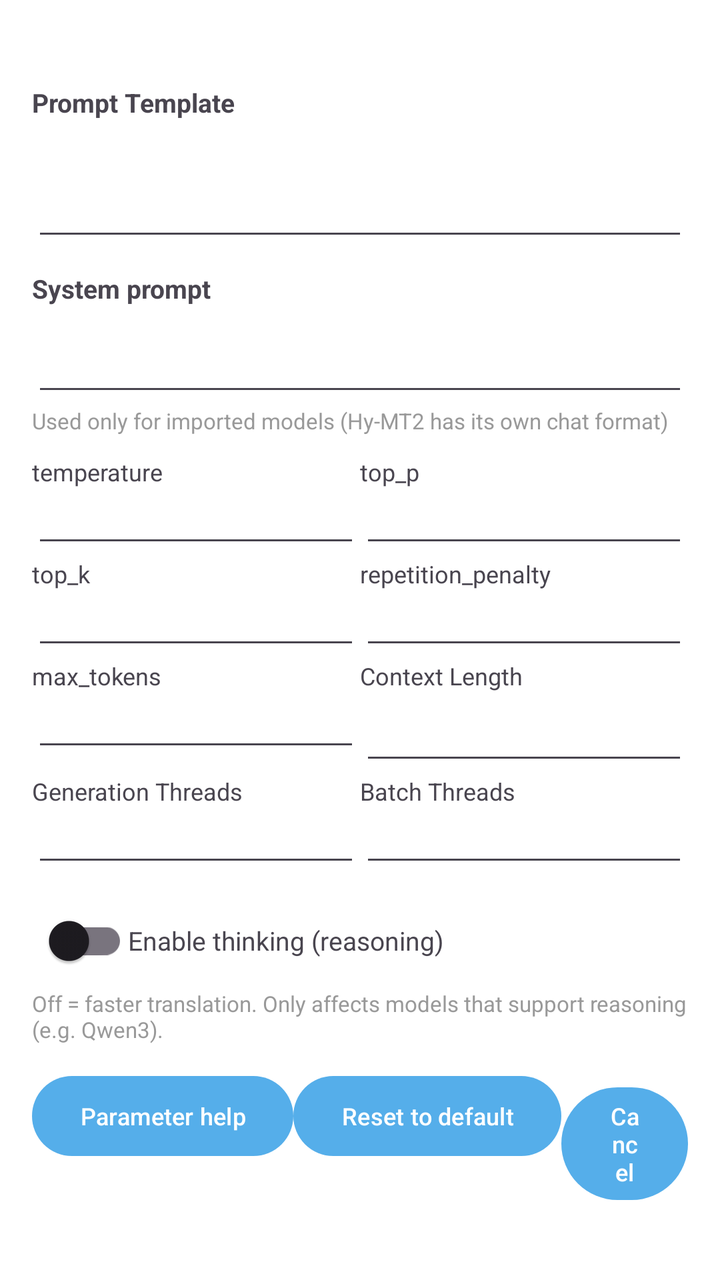
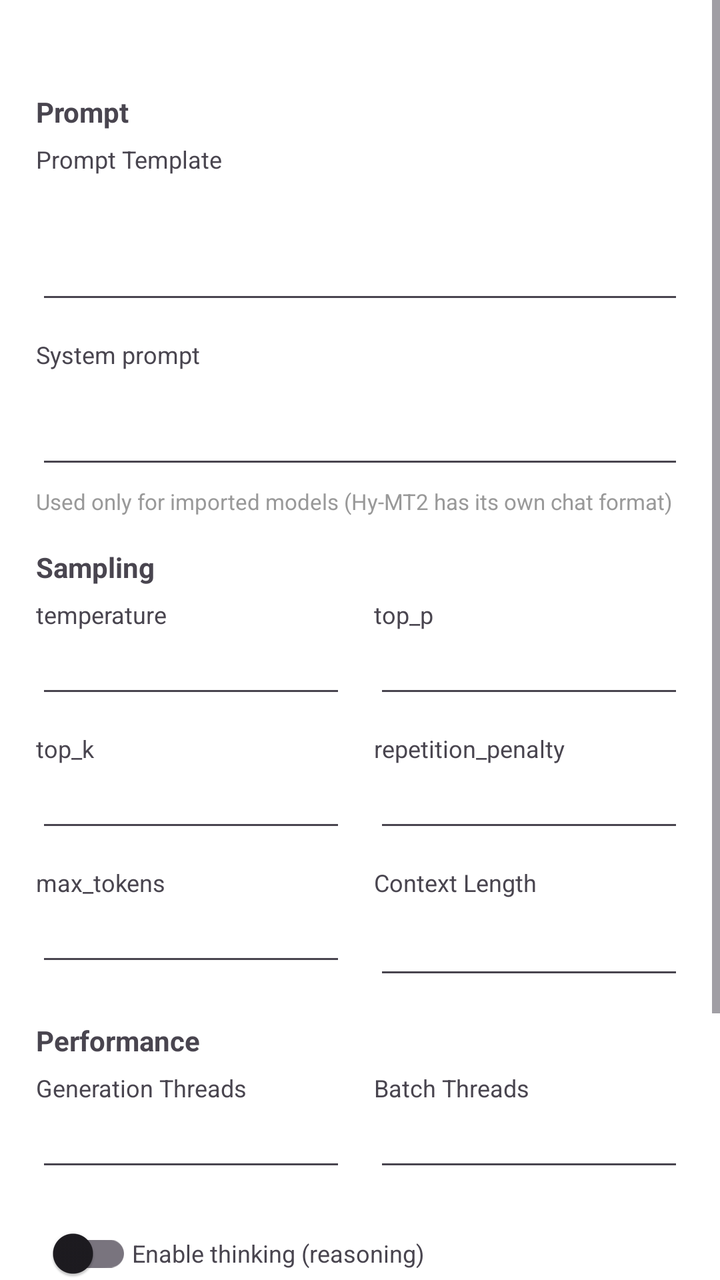

Compare the two renders of this Android layout. The source of the first and the diff that turns it into the second are given below.
<!-- AndroidManifest.xml: application theme Theme.MT -->
<!-- res/layout/dialog_llamacpp_params.xml -->
<?xml version="1.0" encoding="utf-8"?>
<ScrollView xmlns:android="http://schemas.android.com/apk/res/android"
    android:layout_width="match_parent"
    android:layout_height="wrap_content"
    android:maxHeight="520dp">

    <LinearLayout
        android:layout_width="match_parent"
        android:layout_height="wrap_content"
        android:orientation="vertical"
        android:padding="16dp">

        <TextView
            android:id="@+id/noteText"
            android:layout_width="match_parent"
            android:layout_height="wrap_content"
            android:lineSpacingExtra="2dp"
            android:textColor="@color/text_tertiary"
            android:textSize="12sp" />

        <TextView
            android:layout_width="match_parent"
            android:layout_height="wrap_content"
            android:layout_marginTop="10dp"
            android:text="@string/llamacpp_prompt_label"
            android:textSize="13sp"
            android:textStyle="bold" />

        <EditText
            android:id="@+id/promptEdit"
            android:layout_width="match_parent"
            android:layout_height="wrap_content"
            android:gravity="top"
            android:inputType="textMultiLine"
            android:minLines="3"
            android:textSize="13sp" />

        <LinearLayout
            android:id="@+id/systemPromptBox"
            android:layout_width="match_parent"
            android:layout_height="wrap_content"
            android:orientation="vertical">

            <TextView
                android:layout_width="match_parent"
                android:layout_height="wrap_content"
                android:layout_marginTop="10dp"
                android:text="@string/llamacpp_system_prompt_label"
                android:textSize="13sp"
                android:textStyle="bold" />

            <EditText
                android:id="@+id/systemPromptEdit"
                android:layout_width="match_parent"
                android:layout_height="wrap_content"
                android:gravity="top"
                android:inputType="textMultiLine"
                android:minLines="2"
                android:textSize="13sp" />

            <TextView
                android:layout_width="match_parent"
                android:layout_height="wrap_content"
                android:text="@string/llamacpp_system_prompt_hint"
                android:textColor="@color/text_tertiary"
                android:textSize="11sp" />
        </LinearLayout>

        <LinearLayout
            android:layout_width="match_parent"
            android:layout_height="wrap_content"
            android:layout_marginTop="10dp"
            android:orientation="horizontal">

            <LinearLayout
                android:layout_width="0dp"
                android:layout_height="wrap_content"
                android:layout_weight="1"
                android:orientation="vertical">

                <TextView
                    android:layout_width="match_parent"
                    android:layout_height="wrap_content"
                    android:text="@string/llamacpp_temp_label"
                    android:textSize="12sp" />

                <EditText
                    android:id="@+id/tempEdit"
                    android:layout_width="match_parent"
                    android:layout_height="wrap_content"
                    android:inputType="numberDecimal"
                    android:textSize="13sp" />
            </LinearLayout>

            <LinearLayout
                android:layout_width="0dp"
                android:layout_height="wrap_content"
                android:layout_weight="1"
                android:orientation="vertical">

                <TextView
                    android:layout_width="match_parent"
                    android:layout_height="wrap_content"
                    android:text="@string/llamacpp_top_p_label"
                    android:textSize="12sp" />

                <EditText
                    android:id="@+id/topPEdit"
                    android:layout_width="match_parent"
                    android:layout_height="wrap_content"
                    android:inputType="numberDecimal"
                    android:textSize="13sp" />
            </LinearLayout>
        </LinearLayout>

        <LinearLayout
            android:layout_width="match_parent"
            android:layout_height="wrap_content"
            android:orientation="horizontal">

            <LinearLayout
                android:layout_width="0dp"
                android:layout_height="wrap_content"
                android:layout_weight="1"
                android:orientation="vertical">

                <TextView
                    android:layout_width="match_parent"
                    android:layout_height="wrap_content"
                    android:text="@string/llamacpp_top_k_label"
                    android:textSize="12sp" />

                <EditText
                    android:id="@+id/topKEdit"
                    android:layout_width="match_parent"
                    android:layout_height="wrap_content"
                    android:inputType="number"
                    android:textSize="13sp" />
            </LinearLayout>

            <LinearLayout
                android:layout_width="0dp"
                android:layout_height="wrap_content"
                android:layout_weight="1"
                android:orientation="vertical">

                <TextView
                    android:layout_width="match_parent"
                    android:layout_height="wrap_content"
                    android:text="@string/llamacpp_rep_penalty_label"
                    android:textSize="12sp" />

                <EditText
                    android:id="@+id/repPenaltyEdit"
                    android:layout_width="match_parent"
                    android:layout_height="wrap_content"
                    android:inputType="numberDecimal"
                    android:textSize="13sp" />
            </LinearLayout>
        </LinearLayout>

        <LinearLayout
            android:layout_width="match_parent"
            android:layout_height="wrap_content"
            android:orientation="horizontal">

            <LinearLayout
                android:layout_width="0dp"
                android:layout_height="wrap_content"
                android:layout_weight="1"
                android:orientation="vertical">

                <TextView
                    android:layout_width="match_parent"
                    android:layout_height="wrap_content"
                    android:text="@string/llamacpp_max_tokens_label"
                    android:textSize="12sp" />

                <EditText
                    android:id="@+id/maxTokensEdit"
                    android:layout_width="match_parent"
                    android:layout_height="wrap_content"
                    android:inputType="number"
                    android:textSize="13sp" />
            </LinearLayout>

            <LinearLayout
                android:layout_width="0dp"
                android:layout_height="wrap_content"
                android:layout_weight="1"
                android:orientation="vertical">

                <TextView
                    android:layout_width="match_parent"
                    android:layout_height="wrap_content"
                    android:text="@string/llamacpp_context_label"
                    android:textSize="12sp" />

                <com.google.android.material.textfield.MaterialAutoCompleteTextView
                    android:id="@+id/contextSelect"
                    android:layout_width="match_parent"
                    android:layout_height="wrap_content"
                    android:inputType="none" />
            </LinearLayout>
        </LinearLayout>

        <LinearLayout
            android:layout_width="match_parent"
            android:layout_height="wrap_content"
            android:orientation="horizontal">

            <LinearLayout
                android:layout_width="0dp"
                android:layout_height="wrap_content"
                android:layout_weight="1"
                android:orientation="vertical">

                <TextView
                    android:layout_width="match_parent"
                    android:layout_height="wrap_content"
                    android:text="@string/llamacpp_threads_label"
                    android:textSize="12sp" />

                <EditText
                    android:id="@+id/threadsEdit"
                    android:layout_width="match_parent"
                    android:layout_height="wrap_content"
                    android:inputType="number"
                    android:textSize="13sp" />
            </LinearLayout>

            <LinearLayout
                android:layout_width="0dp"
                android:layout_height="wrap_content"
                android:layout_weight="1"
                android:orientation="vertical">

                <TextView
                    android:layout_width="match_parent"
                    android:layout_height="wrap_content"
                    android:text="@string/llamacpp_batch_threads_label"
                    android:textSize="12sp" />

                <EditText
                    android:id="@+id/batchThreadsEdit"
                    android:layout_width="match_parent"
                    android:layout_height="wrap_content"
                    android:inputType="number"
                    android:textSize="13sp" />
            </LinearLayout>
        </LinearLayout>

        <LinearLayout
            android:id="@+id/thinkingBox"
            android:layout_width="match_parent"
            android:layout_height="wrap_content"
            android:layout_marginTop="8dp"
            android:gravity="center_vertical"
            android:orientation="horizontal">

            <androidx.appcompat.widget.SwitchCompat
                android:id="@+id/switchThinking"
                android:layout_width="wrap_content"
                android:layout_height="wrap_content" />

            <TextView
                android:layout_width="0dp"
                android:layout_height="wrap_content"
                android:layout_weight="1"
                android:text="@string/llamacpp_enable_thinking_label"
                android:textSize="13sp" />
        </LinearLayout>

        <TextView
            android:id="@+id/thinkingHint"
            android:layout_width="match_parent"
            android:layout_height="wrap_content"
            android:text="@string/llamacpp_enable_thinking_hint"
            android:textColor="@color/text_tertiary"
            android:textSize="11sp" />

        <LinearLayout
            android:layout_width="match_parent"
            android:layout_height="wrap_content"
            android:layout_marginTop="12dp"
            android:gravity="end"
            android:orientation="horizontal">

            <Button
                android:id="@+id/btnHelp"
                android:layout_width="wrap_content"
                android:layout_height="wrap_content"
                android:text="@string/llamacpp_params_help"
                android:textSize="12sp" />

            <Button
                android:id="@+id/btnReset"
                android:layout_width="wrap_content"
                android:layout_height="wrap_content"
                android:text="@string/llamacpp_reset_default"
                android:textSize="12sp" />

            <Button
                android:id="@+id/btnCancel"
                android:layout_width="wrap_content"
                android:layout_height="wrap_content"
                android:text="@string/user_cancel"
                android:textSize="12sp" />

            <Button
                android:id="@+id/btnSave"
                android:layout_width="wrap_content"
                android:layout_height="wrap_content"
                android:text="@string/save"
                android:textSize="12sp" />
        </LinearLayout>
    </LinearLayout>
</ScrollView>
<!-- resources referenced by this layout -->
<resources>
  <color name="text_tertiary">#999999</color>
  <string name="llamacpp_batch_threads_label">Batch Threads</string>
  <string name="llamacpp_context_label">Context Length</string>
  <string name="llamacpp_enable_thinking_hint">Off = faster translation. Only affects models that support reasoning (e.g. Qwen3).</string>
  <string name="llamacpp_enable_thinking_label">Enable thinking (reasoning)</string>
  <string name="llamacpp_max_tokens_label">max_tokens</string>
  <string name="llamacpp_params_help">Parameter help</string>
  <string name="llamacpp_prompt_label">Prompt Template</string>
  <string name="llamacpp_rep_penalty_label">repetition_penalty</string>
  <string name="llamacpp_reset_default">Reset to default</string>
  <string name="llamacpp_system_prompt_hint">Used only for imported models (Hy-MT2 has its own chat format)</string>
  <string name="llamacpp_system_prompt_label">System prompt</string>
  <string name="llamacpp_temp_label">temperature</string>
  <string name="llamacpp_threads_label">Generation Threads</string>
  <string name="llamacpp_top_k_label">top_k</string>
  <string name="llamacpp_top_p_label">top_p</string>
  <string name="save">Save</string>
  <string name="user_cancel">Cancel</string>
  <style name="Theme.MT" parent="Base.Theme.MT">
          
          <item name="android:navigationBarColor">@android:color/transparent</item>
          <item name="android:statusBarColor">@android:color/transparent</item>
          <item name="android:windowLightStatusBar">?attr/isLightTheme</item>
      </style>
  <style name="Base.Theme.MT" parent="Theme.Material3.DayNight.NoActionBar">
          <item name="colorPrimary">@color/primary</item>
          <item name="preferenceTheme">@style/AppPreferenceTheme</item>
          <item name="android:windowBackground">@color/surface</item>
          <item name="android:navigationBarColor">
              @android:color/transparent
          </item>
          <item name="android:enforceNavigationBarContrast">false</item>
          <item name="android:enforceStatusBarContrast">false</item>
      </style>
  <color name="primary">#55AEEA</color>
  <style name="AppPreferenceTheme" parent="@style/PreferenceThemeOverlay">
          <item name="android:preferenceStyle">@style/AppPrefStyle</item>
      </style>
  <color name="surface">#FFFFFF</color>
  <style name="AppPrefStyle">
          <item name="android:layout">@layout/preference_item_fit</item>
      </style>
</resources>

<!-- the commit's change to res/layout/dialog_llamacpp_params.xml (unified diff, before → after) -->
@@ -8,28 +8,39 @@
         android:layout_width="match_parent"
         android:layout_height="wrap_content"
         android:orientation="vertical"
-        android:padding="16dp">
+        android:paddingHorizontal="18dp"
+        android:paddingTop="14dp"
+        android:paddingBottom="12dp">
 
         <TextView
             android:id="@+id/noteText"
             android:layout_width="match_parent"
             android:layout_height="wrap_content"
-            android:lineSpacingExtra="2dp"
+            android:lineSpacingExtra="3dp"
             android:textColor="@color/text_tertiary"
             android:textSize="12sp" />
 
-        <TextView
-            android:layout_width="match_parent"
-            android:layout_height="wrap_content"
-            android:layout_marginTop="10dp"
+        
+        <TextView
+            android:layout_width="match_parent"
+            android:layout_height="wrap_content"
+            android:layout_marginTop="16dp"
+            android:paddingBottom="6dp"
+            android:text="@string/llamacpp_section_prompt"
+            android:textSize="14sp"
+            android:textStyle="bold" />
+
+        <TextView
+            android:layout_width="match_parent"
+            android:layout_height="wrap_content"
             android:text="@string/llamacpp_prompt_label"
-            android:textSize="13sp"
-            android:textStyle="bold" />
+            android:textSize="12sp" />
 
         <EditText
             android:id="@+id/promptEdit"
             android:layout_width="match_parent"
             android:layout_height="wrap_content"
+            android:layout_marginTop="4dp"
             android:gravity="top"
             android:inputType="textMultiLine"
             android:minLines="3"
@@ -44,15 +55,15 @@
             <TextView
                 android:layout_width="match_parent"
                 android:layout_height="wrap_content"
-                android:layout_marginTop="10dp"
+                android:layout_marginTop="12dp"
                 android:text="@string/llamacpp_system_prompt_label"
-                android:textSize="13sp"
-                android:textStyle="bold" />
+                android:textSize="12sp" />
 
             <EditText
                 android:id="@+id/systemPromptEdit"
                 android:layout_width="match_parent"
                 android:layout_height="wrap_content"
+                android:layout_marginTop="4dp"
                 android:gravity="top"
                 android:inputType="textMultiLine"
                 android:minLines="2"
@@ -61,15 +72,25 @@
             <TextView
                 android:layout_width="match_parent"
                 android:layout_height="wrap_content"
+                android:layout_marginTop="4dp"
                 android:text="@string/llamacpp_system_prompt_hint"
                 android:textColor="@color/text_tertiary"
                 android:textSize="11sp" />
         </LinearLayout>
 
-        <LinearLayout
-            android:layout_width="match_parent"
-            android:layout_height="wrap_content"
-            android:layout_marginTop="10dp"
+        
+        <TextView
+            android:layout_width="match_parent"
+            android:layout_height="wrap_content"
+            android:layout_marginTop="16dp"
+            android:paddingBottom="6dp"
+            android:text="@string/llamacpp_section_sampling"
+            android:textSize="14sp"
+            android:textStyle="bold" />
+
+        <LinearLayout
+            android:layout_width="match_parent"
+            android:layout_height="wrap_content"
             android:orientation="horizontal">
 
             <LinearLayout
@@ -88,6 +109,7 @@
                     android:id="@+id/tempEdit"
                     android:layout_width="match_parent"
                     android:layout_height="wrap_content"
+                    android:layout_marginTop="4dp"
                     android:inputType="numberDecimal"
                     android:textSize="13sp" />
             </LinearLayout>
@@ -95,6 +117,7 @@
             <LinearLayout
                 android:layout_width="0dp"
                 android:layout_height="wrap_content"
+                android:layout_marginStart="14dp"
                 android:layout_weight="1"
                 android:orientation="vertical">
 
@@ -108,6 +131,7 @@
                     android:id="@+id/topPEdit"
                     android:layout_width="match_parent"
                     android:layout_height="wrap_content"
+                    android:layout_marginTop="4dp"
                     android:inputType="numberDecimal"
                     android:textSize="13sp" />
             </LinearLayout>
@@ -116,6 +140,7 @@
         <LinearLayout
             android:layout_width="match_parent"
             android:layout_height="wrap_content"
+            android:layout_marginTop="12dp"
             android:orientation="horizontal">
 
             <LinearLayout
@@ -134,6 +159,7 @@
                     android:id="@+id/topKEdit"
                     android:layout_width="match_parent"
                     android:layout_height="wrap_content"
+                    android:layout_marginTop="4dp"
                     android:inputType="number"
                     android:textSize="13sp" />
             </LinearLayout>
@@ -141,6 +167,7 @@
             <LinearLayout
                 android:layout_width="0dp"
                 android:layout_height="wrap_content"
+                android:layout_marginStart="14dp"
                 android:layout_weight="1"
                 android:orientation="vertical">
 
@@ -154,6 +181,7 @@
                     android:id="@+id/repPenaltyEdit"
                     android:layout_width="match_parent"
                     android:layout_height="wrap_content"
+                    android:layout_marginTop="4dp"
                     android:inputType="numberDecimal"
                     android:textSize="13sp" />
             </LinearLayout>
@@ -162,6 +190,7 @@
         <LinearLayout
             android:layout_width="match_parent"
             android:layout_height="wrap_content"
+            android:layout_marginTop="12dp"
             android:orientation="horizontal">
 
             <LinearLayout
@@ -180,6 +209,7 @@
                     android:id="@+id/maxTokensEdit"
                     android:layout_width="match_parent"
                     android:layout_height="wrap_content"
+                    android:layout_marginTop="4dp"
                     android:inputType="number"
                     android:textSize="13sp" />
             </LinearLayout>
@@ -187,6 +217,7 @@
             <LinearLayout
                 android:layout_width="0dp"
                 android:layout_height="wrap_content"
+                android:layout_marginStart="14dp"
                 android:layout_weight="1"
                 android:orientation="vertical">
 
@@ -200,10 +231,21 @@
                     android:id="@+id/contextSelect"
                     android:layout_width="match_parent"
                     android:layout_height="wrap_content"
+                    android:layout_marginTop="4dp"
                     android:inputType="none" />
             </LinearLayout>
         </LinearLayout>
 
+        
+        <TextView
+            android:layout_width="match_parent"
+            android:layout_height="wrap_content"
+            android:layout_marginTop="16dp"
+            android:paddingBottom="6dp"
+            android:text="@string/llamacpp_section_performance"
+            android:textSize="14sp"
+            android:textStyle="bold" />
+
         <LinearLayout
             android:layout_width="match_parent"
             android:layout_height="wrap_content"
@@ -225,6 +267,7 @@
                     android:id="@+id/threadsEdit"
                     android:layout_width="match_parent"
                     android:layout_height="wrap_content"
+                    android:layout_marginTop="4dp"
                     android:inputType="number"
                     android:textSize="13sp" />
             </LinearLayout>
@@ -232,6 +275,7 @@
             <LinearLayout
                 android:layout_width="0dp"
                 android:layout_height="wrap_content"
+                android:layout_marginStart="14dp"
                 android:layout_weight="1"
                 android:orientation="vertical">
 
@@ -245,6 +289,7 @@
                     android:id="@+id/batchThreadsEdit"
                     android:layout_width="match_parent"
                     android:layout_height="wrap_content"
+                    android:layout_marginTop="4dp"
                     android:inputType="number"
                     android:textSize="13sp" />
             </LinearLayout>
@@ -254,7 +299,7 @@
             android:id="@+id/thinkingBox"
             android:layout_width="match_parent"
             android:layout_height="wrap_content"
-            android:layout_marginTop="8dp"
+            android:layout_marginTop="12dp"
             android:gravity="center_vertical"
             android:orientation="horizontal">
 
@@ -268,51 +313,69 @@
                 android:layout_height="wrap_content"
                 android:layout_weight="1"
                 android:text="@string/llamacpp_enable_thinking_label"
-                android:textSize="13sp" />
+                android:textSize="12sp" />
         </LinearLayout>
 
         <TextView
             android:id="@+id/thinkingHint"
             android:layout_width="match_parent"
             android:layout_height="wrap_content"
+            android:layout_marginTop="2dp"
             android:text="@string/llamacpp_enable_thinking_hint"
             android:textColor="@color/text_tertiary"
             android:textSize="11sp" />
 
-        <LinearLayout
-            android:layout_width="match_parent"
-            android:layout_height="wrap_content"
-            android:layout_marginTop="12dp"
-            android:gravity="end"
+        
+        <LinearLayout
+            android:layout_width="match_parent"
+            android:layout_height="wrap_content"
+            android:layout_marginTop="16dp"
+            android:gravity="start"
             android:orientation="horizontal">
 
             <Button
                 android:id="@+id/btnHelp"
-                android:layout_width="wrap_content"
-                android:layout_height="wrap_content"
+                style="?android:attr/borderlessButtonStyle"
+                android:layout_width="wrap_content"
+                android:layout_height="wrap_content"
+                android:minWidth="0dp"
+                android:paddingHorizontal="8dp"
                 android:text="@string/llamacpp_params_help"
                 android:textSize="12sp" />
 
             <Button
                 android:id="@+id/btnReset"
-                android:layout_width="wrap_content"
-                android:layout_height="wrap_content"
+                style="?android:attr/borderlessButtonStyle"
+                android:layout_width="wrap_content"
+                android:layout_height="wrap_content"
+                android:layout_marginStart="8dp"
+                android:minWidth="0dp"
+                android:paddingHorizontal="8dp"
                 android:text="@string/llamacpp_reset_default"
                 android:textSize="12sp" />
+        </LinearLayout>
+
+        <LinearLayout
+            android:layout_width="match_parent"
+            android:layout_height="wrap_content"
+            android:layout_marginTop="4dp"
+            android:gravity="end"
+            android:orientation="horizontal">
 
             <Button
                 android:id="@+id/btnCancel"
                 android:layout_width="wrap_content"
                 android:layout_height="wrap_content"
                 android:text="@string/user_cancel"
-                android:textSize="12sp" />
+                android:textSize="13sp" />
 
             <Button
                 android:id="@+id/btnSave"
                 android:layout_width="wrap_content"
                 android:layout_height="wrap_content"
+                android:layout_marginStart="10dp"
                 android:text="@string/save"
-                android:textSize="12sp" />
+                android:textSize="13sp" />
         </LinearLayout>
     </LinearLayout>
 </ScrollView>
<!-- resource entries referenced after the edit -->
@@ -10,6 +10,9 @@
   <string name="llamacpp_prompt_label">Prompt Template</string>
   <string name="llamacpp_rep_penalty_label">repetition_penalty</string>
   <string name="llamacpp_reset_default">Reset to default</string>
+  <string name="llamacpp_section_performance">Performance</string>
+  <string name="llamacpp_section_prompt">Prompt</string>
+  <string name="llamacpp_section_sampling">Sampling</string>
   <string name="llamacpp_system_prompt_hint">Used only for imported models (Hy-MT2 has its own chat format)</string>
   <string name="llamacpp_system_prompt_label">System prompt</string>
   <string name="llamacpp_temp_label">temperature</string>
